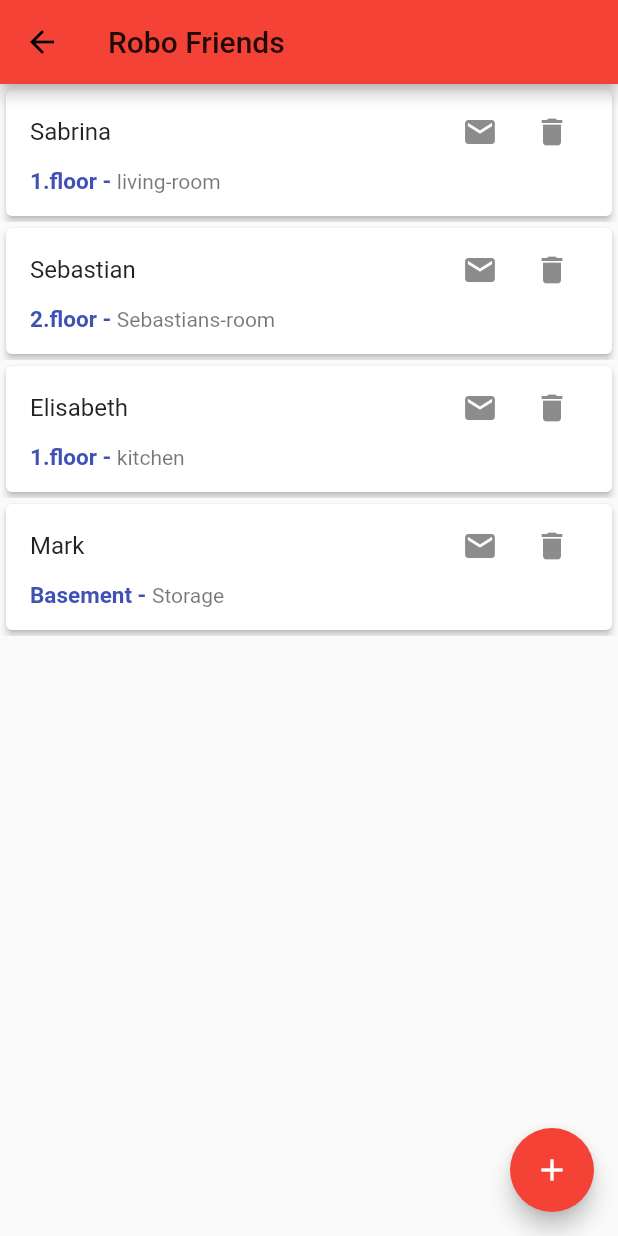
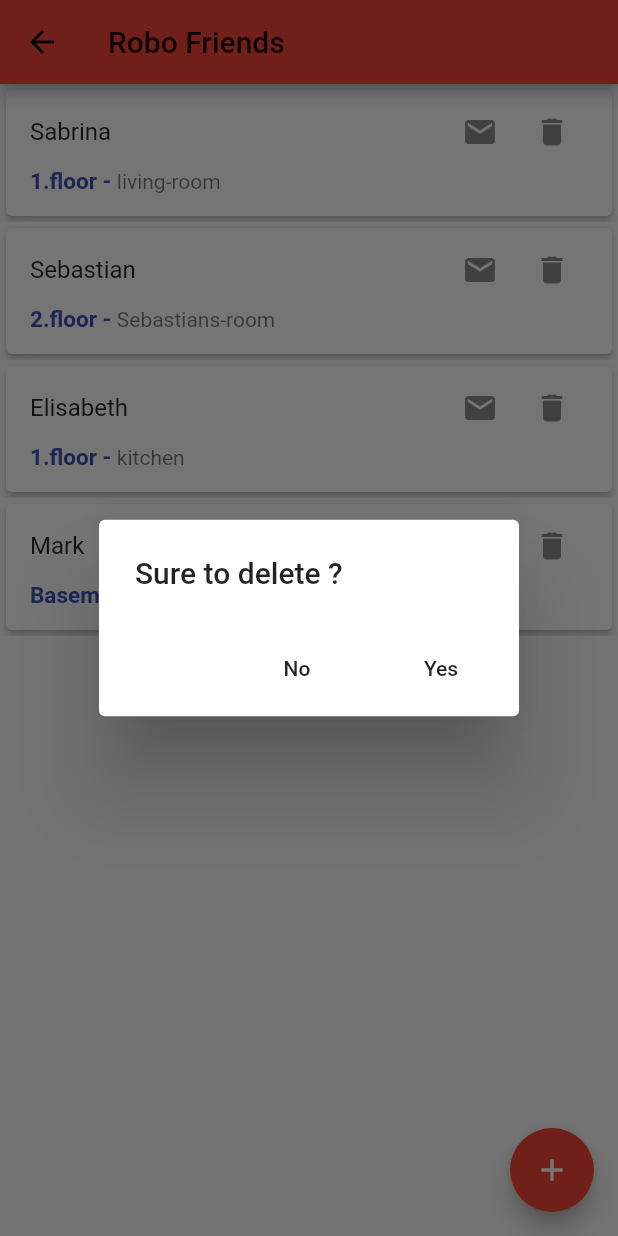
Before and after one commit to FloforPresident/projektarbeit, a Flutter app: the Friends screen opened by its route, after a tap on the "delete" icon, on a phone screen of 412 x 824 dp. Run offline on Flutter 3.47's test engine with Material 2 defaults, Android fonts, the light colour scheme and no system bars; our stand-ins replace sqflite; accounts and stored records are empty.

Commit message:
- Build in AlertDialog when you are about the delete a entry
- Also extended SocketModel with the different Table and instantiating

```diff
--- /dev/null
+++ b/FlutterApp/turtlebot/lib/frameworks/onDelete/on_delete.dart
@@ -0,0 +1,23 @@
+import 'package:flutter/material.dart';
+
+class OnDelete {
+  OnDelete._();
+
+  static Future<bool> onDelete(BuildContext context) async {
+     return await showDialog(
+       context: context,
+      builder: (context) => AlertDialog(
+        title: Text("Sure to delete ?"),
+        actions: <Widget>[
+          FlatButton(
+            child: Text("No"),
+            onPressed: () => Navigator.of(context).pop(false),
+          ),
+          FlatButton(
+              child: Text("Yes"),
+              onPressed: () => Navigator.of(context).pop(true))
+        ],
+      ),
+    );
+  }
+}
--- a/FlutterApp/turtlebot/lib/pages/friends.dart
+++ b/FlutterApp/turtlebot/lib/pages/friends.dart
@@ -1,4 +1,5 @@
 import 'package:flutter/material.dart';
+import 'package:turtlebot/frameworks/onDelete/on_delete.dart';
 
 class Friends extends StatelessWidget {
   _ControllerFriends controller;
@@ -19,7 +20,7 @@ class Friends extends StatelessWidget {
         initialItemCount: controller.items.length,
         itemBuilder: (context, index, animation) {
           return controller.buildItem(
-              controller.items[index], animation, index);
+              context, controller.items[index], animation, index);
         },
       ),
       floatingActionButton: FloatingActionButton(
@@ -64,7 +65,8 @@ class _ControllerFriends {
     return _key;
   }
 
-  Widget buildItem(List _item, Animation animation, int index) {
+  Widget buildItem(
+      BuildContext context, List _item, Animation animation, int index) {
     return SizeTransition(
       sizeFactor: animation,
       child: Card(
@@ -91,8 +93,9 @@ class _ControllerFriends {
                     ),
                     IconButton(
                       icon: Icon(Icons.delete),
-                      onPressed: () {
-                        removeItem(index);
+                      onPressed: () async {
+                        bool delete = await OnDelete.onDelete(context);
+                        (delete) ? removeItem(index) : delete;
                       },
                     )
                   ],
@@ -101,13 +104,16 @@ class _ControllerFriends {
             ],
           ),
           subtitle: Container(
-            margin: EdgeInsets.fromLTRB(0, 0, 0, 10),
-              child: Row(
-                  children: <Widget>[Text(_item[2] + " - ", style: TextStyle(
-                    color: Colors.indigo,
-                    fontSize: 15.0,
-                    fontWeight: FontWeight.bold,
-                  )), Text(_item[3])])),
+              margin: EdgeInsets.fromLTRB(0, 0, 0, 10),
+              child: Row(children: <Widget>[
+                Text(_item[2] + " - ",
+                    style: TextStyle(
+                      color: Colors.indigo,
+                      fontSize: 15.0,
+                      fontWeight: FontWeight.bold,
+                    )),
+                Text(_item[3])
+              ])),
         ),
       ),
     );
@@ -116,7 +122,7 @@ class _ControllerFriends {
   void removeItem(int index) {
     List removeItem = _items.removeAt(index);
     AnimatedListRemovedItemBuilder build = (context, animation) {
-      return buildItem(removeItem, animation, index);
+      return buildItem(context, removeItem, animation, index);
     };
 
     _key.currentState.removeItem(index, build);
```
Also changed, not shown: FlutterApp/turtlebot/lib/pages/robos.dart (+9 -5 lines), FlutterApp/turtlebot/lib/socket_model/socket_model.dart (+14 -4 lines).
